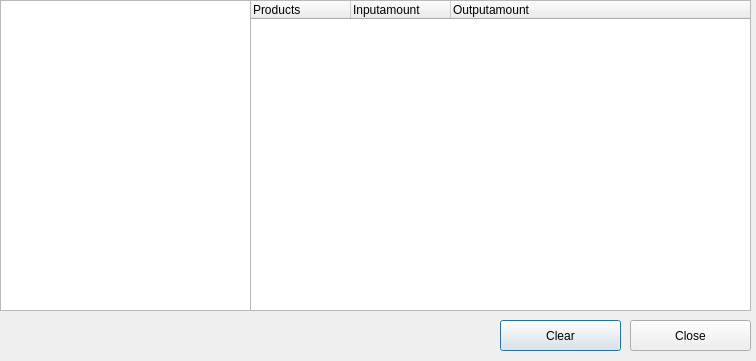
Qt form EVE-Manufacture-Planner-Server/productionview.ui (RolfHausen/EVE-Manufacture-Planner-Server) before a commit.
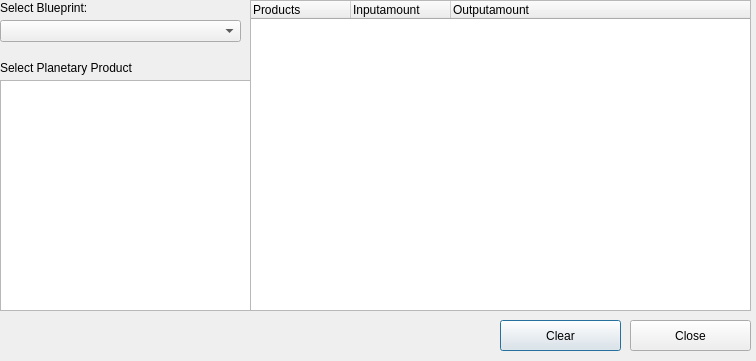
The same form after that commit.

Commit message:
Display Blueprints & Materials
first Implementation of all Products and Blueprints with their respective materials

```diff
--- a/EVE-Manufacture-Planner-Server/productionview.ui
+++ b/EVE-Manufacture-Planner-Server/productionview.ui
@@ -17,9 +17,9 @@
    <property name="geometry">
     <rect>
      <x>0</x>
-     <y>0</y>
+     <y>80</y>
      <width>251</width>
-     <height>311</height>
+     <height>231</height>
     </rect>
    </property>
   </widget>
@@ -74,6 +74,42 @@
     </property>
    </column>
   </widget>
+  <widget class="QComboBox" name="BlueprintSelectionComboBox">
+   <property name="geometry">
+    <rect>
+     <x>0</x>
+     <y>20</y>
+     <width>241</width>
+     <height>22</height>
+    </rect>
+   </property>
+  </widget>
+  <widget class="QLabel" name="label">
+   <property name="geometry">
+    <rect>
+     <x>0</x>
+     <y>0</y>
+     <width>241</width>
+     <height>16</height>
+    </rect>
+   </property>
+   <property name="text">
+    <string>Select Blueprint:</string>
+   </property>
+  </widget>
+  <widget class="QLabel" name="label_2">
+   <property name="geometry">
+    <rect>
+     <x>0</x>
+     <y>60</y>
+     <width>241</width>
+     <height>16</height>
+    </rect>
+   </property>
+   <property name="text">
+    <string>Select Planetary Product</string>
+   </property>
+  </widget>
  </widget>
  <resources/>
  <connections>
```
The commit also changes 95 other files.
